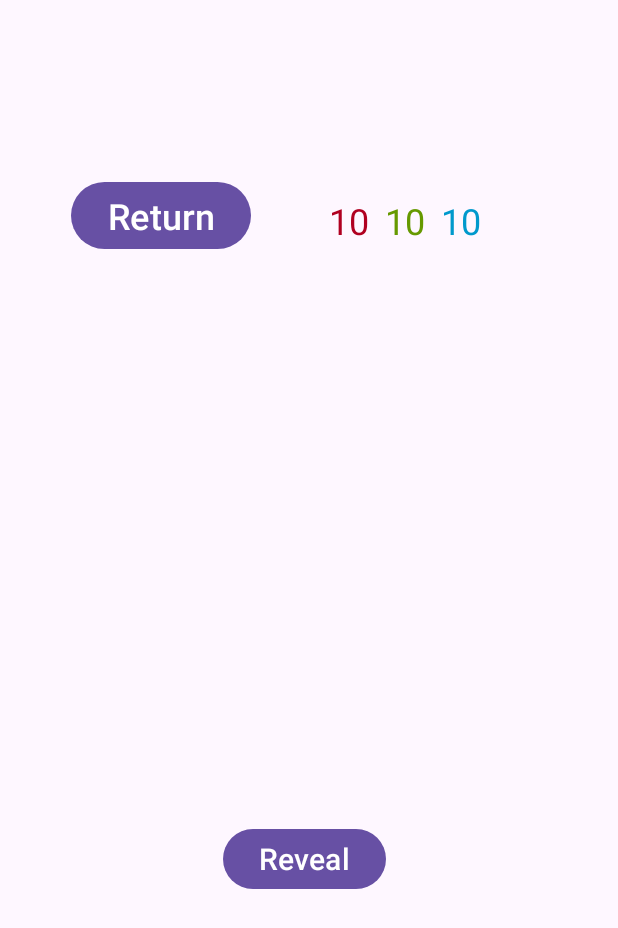
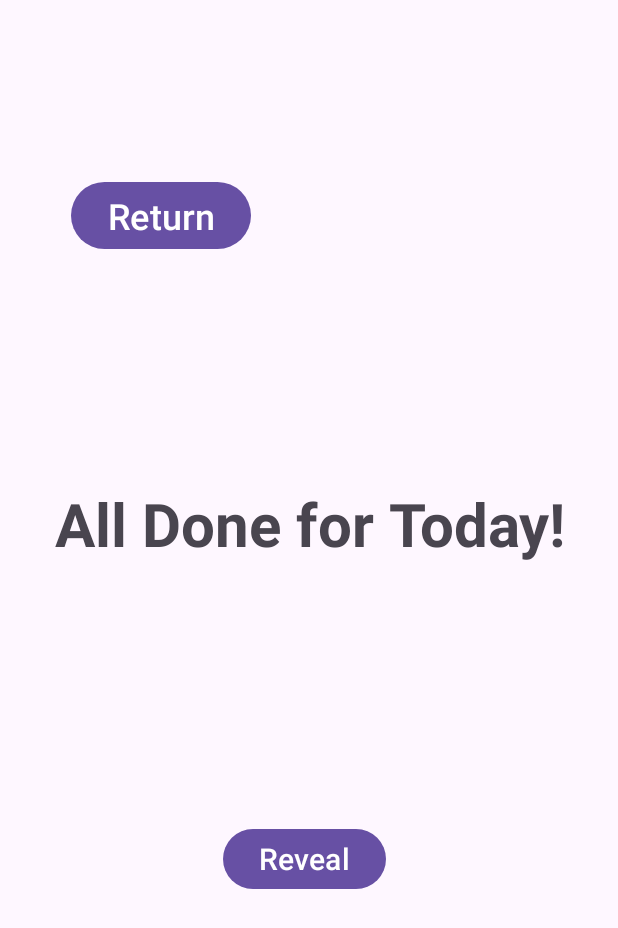
Before and after one commit to daniel-mitchell011/SimpleFlashCards, an Android app: the ReviewCards screen opened through its navigation route, after a tap on "OK", on a phone screen of 412 x 824 dp. Shown: the top 928 px of the screen. Run offline under Robolectric (Android 15) with nearby library versions, the phone set to English and light mode, and no system bars; our stand-ins replace Room's generated code; 3 other taps on this screen came first.

Commit message:
Fixed issues with using the priority queue for grabbing cards. Still need to clean up the review cards screen (lingering 'Reveal' button.

```diff
--- a/app/src/main/java/com/example/simpleflashcards/AddCards.kt
+++ b/app/src/main/java/com/example/simpleflashcards/AddCards.kt
@@ -78,7 +78,7 @@ class AddCards : Fragment() {
                 binding.etFront.text.toString(),
                 binding.etBack.text.toString(),
                 1,
-                1,
+                0,
                 LocalDate.now().toString()
                 )
         )
--- a/app/src/main/java/com/example/simpleflashcards/CardViewModel.kt
+++ b/app/src/main/java/com/example/simpleflashcards/CardViewModel.kt
@@ -3,17 +3,72 @@ package com.example.simpleflashcards
 import androidx.lifecycle.LiveData
 import androidx.lifecycle.MutableLiveData
 import androidx.lifecycle.ViewModel
+import androidx.lifecycle.findViewTreeLifecycleOwner
 import androidx.lifecycle.viewModelScope
 import com.example.simpleflashcards.db.Card
 import com.example.simpleflashcards.db.CardDao
 import kotlinx.coroutines.launch
+import java.util.PriorityQueue
 
 class CardViewModel(
     private val dao: CardDao): ViewModel() {
         // Card that should show up on screen next to be reviewed
-        private val _currentCard = MutableLiveData<Card>()
-        val currentCard: LiveData<Card> get() = _currentCard
+        // private val _currentCard = MutableLiveData<Card>()
+        var currentCard: Card? = null
+        // val currentCard: LiveData<Card> get() = _currentCard
+        // private val _cardsQueue = MutableLiveData<PriorityQueue<Card>>()
+         private val cardComparator = Comparator<Card> { card1, card2 ->
+            card1.remainingDays.compareTo(card2.remainingDays)
+        }
+        // val priorityQueue = PriorityQueue<Card>(cardComparator)
+        // val cardsQueue: LiveData<PriorityQueue<Card>> get() = _cardsQueue
+        private val _countForgotten = MutableLiveData<Int>()
+        val countForgotten: LiveData<Int> get() = _countForgotten
+        private val _countReview    = MutableLiveData<Int>()
+        val countReview: LiveData<Int> get()     = _countReview
+        private val _countNew       = MutableLiveData<Int>()
         val cards = dao.getAllCards()
+        val countNew: LiveData<Int> get() = _countNew
+        private val _priorityQueue = MutableLiveData<PriorityQueue<Card>>()
+        val priorityQueue: LiveData<PriorityQueue<Card>> get() = _priorityQueue
+
+        init {
+            viewModelScope.launch {
+                dao.getAllCards().observeForever(){ cardList ->
+                    val queue = PriorityQueue(cardComparator)
+                    queue.addAll(cardList)
+                    _priorityQueue.value = queue
+                }
+            }
+        }
+
+        fun incrementReviewCount() {
+            val count = countReview.value ?: 0
+            _countReview.value = count + 1
+        }
+
+    fun decrementReviewCount() {
+        val count = countReview.value ?: 0
+        _countReview.value = count - 1
+    }
+
+        fun incrementNewCount() {
+            val count = countNew.value ?: 0
+            _countNew.value = count + 1
+        }
+
+    fun decrementNewCount() {
+        val count = countNew.value ?: 0
+        _countNew.value = count - 1
+    }
+         fun incrementForgottenCount() {
+             val count = countForgotten.value ?: 0
+             _countForgotten.value = count + 1
+         }
+    fun decrementForgottenCount() {
+        val count = countForgotten.value ?: 0
+        _countForgotten.value = count - 1
+    }
 
         fun insertCard(card: Card)=viewModelScope.launch {
             dao.insertCard(card)
--- a/app/src/main/java/com/example/simpleflashcards/ReviewCards.kt
+++ b/app/src/main/java/com/example/simpleflashcards/ReviewCards.kt
@@ -1,17 +1,20 @@
 package com.example.simpleflashcards
 
+import android.graphics.Paint
 import android.os.Bundle
 import androidx.fragment.app.Fragment
 import android.view.LayoutInflater
 import android.view.View
 import android.view.ViewGroup
 import androidx.core.os.bundleOf
+import androidx.lifecycle.LiveData
 import androidx.lifecycle.ViewModelProvider
 import androidx.navigation.findNavController
 import com.example.simpleflashcards.databinding.FragmentReviewCardsBinding
 import com.example.simpleflashcards.db.Card
 import com.example.simpleflashcards.db.CardDatabase
 import java.time.LocalDate
+import java.util.PriorityQueue
 
 class ReviewCards : Fragment() {
 
@@ -41,22 +44,40 @@ class ReviewCards : Fragment() {
         viewModel = ViewModelProvider(this, factory).get(CardViewModel::class.java)
 
         // Get a card from the db
+        // viewModel.cards.observe(viewLifecycleOwner) {list ->
+        //     binding.apply {
+        //         tvFront.text = currentCard?.front
+        //         tvBack.text = currentCard?.back
+        //     }
+        // }
 
-        viewModel.cards.observe(viewLifecycleOwner) {list ->
-            val currentCard = list.get(0)
+        binding.btnStart.setOnClickListener{
+            initializeUI()
+            loadNewCard()
             binding.apply {
-                tvFront.text = currentCard?.front
-                tvBack.text = currentCard?.back
+                btnStart.visibility = View.INVISIBLE
+                tvFront.visibility = View.VISIBLE
+                btnReveal.visibility = View.VISIBLE
             }
         }
 
-
         binding.btnOk.setOnClickListener {
-            updateCardDatabase(forgotten = false)
+            // updateCardDatabase(forgotten = false)
+            applyToCountText({viewModel.decrementReviewCount()},
+                {viewModel.decrementNewCount()},
+                {viewModel.decrementForgottenCount()})
+            loadNewCard()
             setNewCardState(binding)
         }
         binding.btnForgot.setOnClickListener {
-            updateCardDatabase(forgotten = true)
+            // updateCardDatabase(forgotten = true)
+            viewModel.priorityQueue.value?.add(viewModel.currentCard)
+            applyToCountText({viewModel.decrementReviewCount()},
+                {viewModel.decrementNewCount()},
+                {viewModel.decrementForgottenCount()})
+
+            viewModel.incrementForgottenCount()
+            loadNewCard()
             setNewCardState(binding)
         }
         binding.btnReveal.setOnClickListener {
@@ -68,10 +89,29 @@ class ReviewCards : Fragment() {
 
     private fun updateCardDatabase(forgotten: Boolean) {
         if(forgotten) {
-            // TODO
-        }
-        else {
-            // TODO
+            viewModel.updateCard(card = Card(
+                                    viewModel.currentCard?.id ?: -1,
+                                    false,
+                                    false,
+                                    true,
+                                    viewModel.currentCard?.front ?: "",
+                                    viewModel.currentCard?.back ?: "",
+                                    (viewModel.currentCard?.baseInterval ?: 0) / 2,
+                                    viewModel.currentCard?.remainingDays ?: 0,
+                                    viewModel.currentCard?.timestamp ?: ""
+            ))
+        } else {
+            viewModel.updateCard(card = Card(
+                viewModel.currentCard?.id ?: -1,
+                true,
+                false,
+                false,
+                viewModel.currentCard?.front ?: "",
+                viewModel.currentCard?.back ?: "",
+                ((viewModel.currentCard?.baseInterval ?: 0) * 2) + 1,
+                viewModel.currentCard?.remainingDays ?: 0,
+                viewModel.currentCard?.timestamp ?: ""
+            ))
         }
     }
 
@@ -93,6 +133,37 @@ class ReviewCards : Fragment() {
         updateReviewCount()
     }
 
+    private fun initializeUI() {
+        viewModel.countReview.observe(viewLifecycleOwner) {value ->
+            binding.tvReview.text = "${value}"
+        }
+        viewModel.countNew.observe(viewLifecycleOwner) {value ->
+            binding.tvNewCard.text = "${value}"
+        }
+        viewModel.countForgotten.observe(viewLifecycleOwner) {value ->
+            binding.tvForgot.text = "${value}"
+        }
+
+        for (card in viewModel.priorityQueue!!.value!!) {
+            if (card.isReview)
+            {
+                viewModel.incrementReviewCount()
+            }
+            if(card.isForgotten) {
+                viewModel.incrementForgottenCount()
+            }
+            if(card.isNew){
+                viewModel.incrementNewCount()
+            }
+        }
+
+        binding.apply {
+            tvReview.visibility = View.VISIBLE
+            tvNewCard.visibility = View.VISIBLE
+            tvForgot.visibility = View.VISIBLE
+        }
+    }
+
     /*
     * Updates the values displayed that show how many cards are left
     * to review.
@@ -112,4 +183,48 @@ class ReviewCards : Fragment() {
 
     }
 
+    private fun loadNewCard() {
+        println("\n\n********\n${viewModel.priorityQueue.value?.size}\n\n******\n\n")
+        if (viewModel.priorityQueue.value!!.isEmpty()) {
+            val itemsToHide = listOf(
+                binding.tvReview,
+                binding.tvNewCard,
+                binding.tvForgot,
+                binding.tvBack,
+                binding.tvFront,
+                binding.btnOk,
+                binding.btnForgot,
+                binding.btnReveal
+            )
+            itemsToHide.forEach {
+                it.visibility = View.INVISIBLE
+            }
+            binding.tvFinished.visibility = View.VISIBLE
+        } else {
+            viewModel.currentCard = viewModel.priorityQueue.value?.poll()
+            binding.apply {
+                tvFront.text = viewModel.currentCard?.front
+                tvBack.text = viewModel.currentCard?.back
+            }
+            applyToCountText({binding.tvReview.paintFlags = binding.tvReview.paintFlags or Paint.UNDERLINE_TEXT_FLAG},
+                {binding.tvNewCard.paintFlags = binding.tvNewCard.paintFlags or Paint.UNDERLINE_TEXT_FLAG},
+                {binding.tvForgot.paintFlags = binding.tvForgot.paintFlags or Paint.UNDERLINE_TEXT_FLAG})
+        }
+    }
+
+    /* Apply an action for each case depending on whether the card is new, to be reviewed, or forgotten */
+    private fun applyToCountText(reviewAction: () -> Unit,
+                                 newAction: () -> Unit,
+                                 forgottenAction: () -> Unit) {
+        val card = viewModel.currentCard
+        if(card!!.isReview){
+            reviewAction()
+        }
+        if(card!!.isNew){
+            newAction()
+        }
+        if(card!!.isForgotten){
+            forgottenAction()
+        }
+    }
 }
--- a/app/src/main/java/com/example/simpleflashcards/db/Card.kt
+++ b/app/src/main/java/com/example/simpleflashcards/db/Card.kt
@@ -27,7 +27,7 @@ data class Card(
     @ColumnInfo(name = "timestamp")
     val timestamp: String
 ) {
-    constructor() : this(0, false, true, false, "", "", 1, 1, LocalDate.now().toString()){
+    constructor() : this(0, false, true, false, "empty", "empty", 1, 1, LocalDate.now().toString()){
 
     }
 }
--- a/app/src/main/res/layout/fragment_review_cards.xml
+++ b/app/src/main/res/layout/fragment_review_cards.xml
@@ -26,27 +26,30 @@
             android:layout_width="wrap_content"
             android:layout_height="wrap_content"
             android:layout_margin="5dp"
-            android:text="10"
+            android:text="0"
             android:textColor="@color/design_default_color_error"
-            android:textSize="24sp" />
+            android:textSize="24sp"
+            android:visibility="invisible" />
 
         <TextView
             android:id="@+id/tvReview"
             android:layout_width="wrap_content"
             android:layout_height="wrap_content"
             android:layout_margin="5dp"
-            android:text="10"
+            android:text="0"
             android:textColor="@android:color/holo_green_dark"
-            android:textSize="24sp" />
+            android:textSize="24sp"
+            android:visibility="invisible" />
 
         <TextView
             android:id="@+id/tvNewCard"
             android:layout_width="wrap_content"
             android:layout_height="wrap_content"
             android:layout_margin="5dp"
-            android:text="10"
+            android:text="0"
             android:textColor="@android:color/holo_blue_dark"
-            android:textSize="24sp" />
+            android:textSize="24sp"
+            android:visibility="invisible" />
     </LinearLayout>
 
     <TextView
@@ -55,6 +58,7 @@
         android:layout_height="wrap_content"
         android:text="FRONT"
         android:textSize="24sp"
+        android:visibility="invisible"
         app:layout_constraintBottom_toBottomOf="parent"
         app:layout_constraintEnd_toEndOf="parent"
         app:layout_constraintHorizontal_bias="0.494"
@@ -95,6 +99,7 @@
         android:layout_height="wrap_content"
         android:text="Reveal"
         android:textSize="20sp"
+        android:visibility="invisible"
         app:layout_constraintBottom_toBottomOf="parent"
         app:layout_constraintEnd_toEndOf="parent"
         app:layout_constraintHorizontal_bias="0.49"
@@ -130,4 +135,30 @@
         app:layout_constraintTop_toTopOf="parent"
         app:layout_constraintVertical_bias="0.736" />
 
+    <Button
+        android:id="@+id/btnStart"
+        android:layout_width="wrap_content"
+        android:layout_height="wrap_content"
+        android:text="Start"
+        android:textSize="60sp"
+        app:layout_constraintBottom_toBottomOf="parent"
+        app:layout_constraintEnd_toEndOf="parent"
+        app:layout_constraintStart_toStartOf="parent"
+        app:layout_constraintTop_toTopOf="parent" />
+
+    <TextView
+        android:id="@+id/tvFinished"
+        android:layout_width="wrap_content"
+        android:layout_height="wrap_content"
+        android:text="All Done for Today!"
+        android:textSize="40sp"
+        android:textStyle="bold"
+        android:visibility="invisible"
+        app:layout_constraintBottom_toBottomOf="parent"
+        app:layout_constraintEnd_toEndOf="parent"
+        app:layout_constraintHorizontal_bias="0.514"
+        app:layout_constraintStart_toStartOf="parent"
+        app:layout_constraintTop_toTopOf="parent"
+        app:layout_constraintVertical_bias="0.407" />
+
 </androidx.constraintlayout.widget.ConstraintLayout>
```
